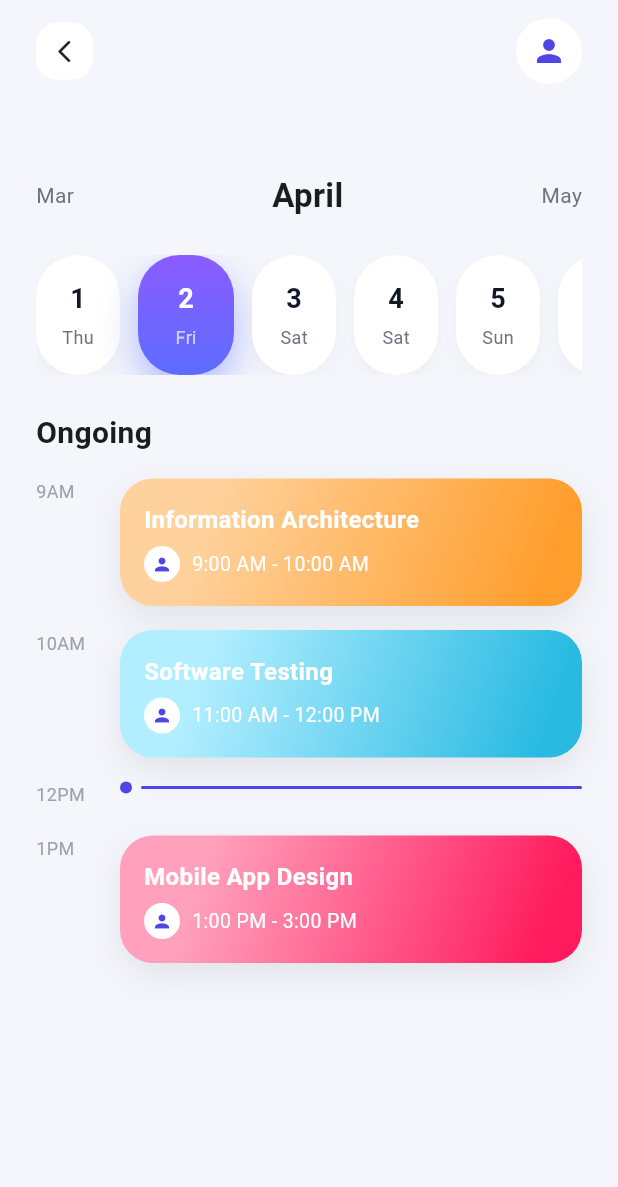
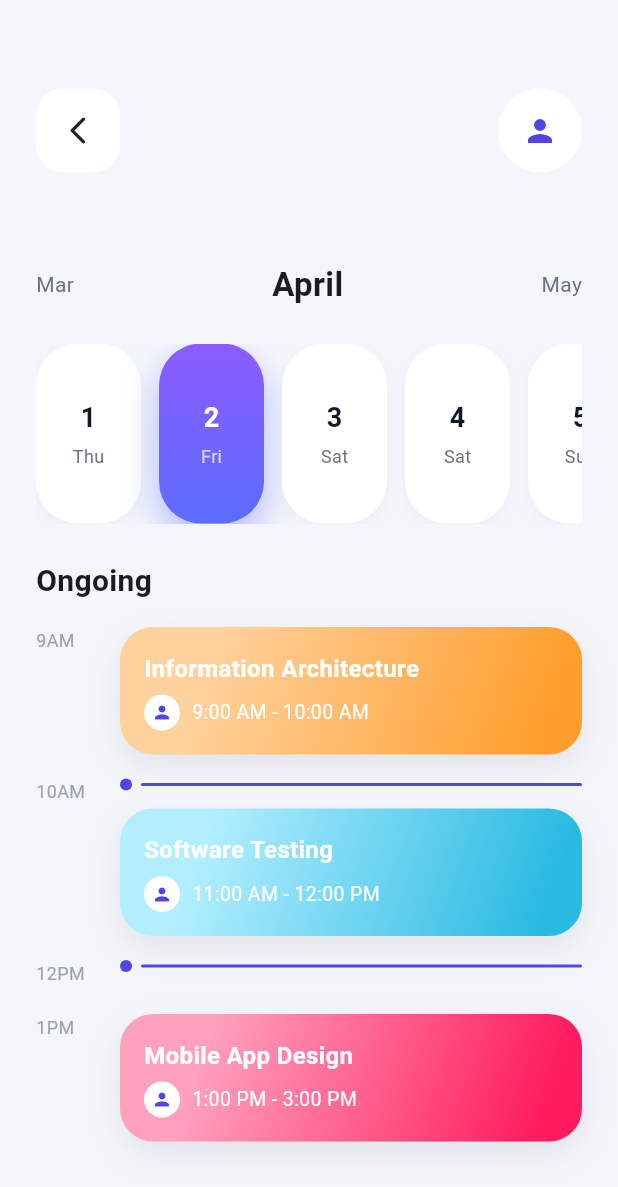
Before and after one commit to TrulyGoner/Fit, a Flutter app: the CalendarScreen screen opened directly with empty values, on a phone screen of 412 x 824 dp. Shown: the top 1187 px of the screen. Run offline on Flutter 3.47's test engine with Material 3 defaults, Android fonts, the phone set to English and light mode, and no system bars.

Commit message:
fix layout

```diff
--- a/lib/main.dart
+++ b/lib/main.dart
@@ -456,11 +456,11 @@ class DashboardScreen extends StatelessWidget {
         Row(
           children: [
             Container(
-              height: 40,
-              width: 40,
+              height: 56,
+              width: 56,
               decoration: BoxDecoration(
                 color: Colors.white,
-                borderRadius: BorderRadius.circular(14),
+                borderRadius: BorderRadius.circular(18),
                 boxShadow: [
                   BoxShadow(
                     color: Colors.black.withOpacity(0.05),
@@ -478,7 +478,7 @@ class DashboardScreen extends StatelessWidget {
             Stack(
               children: [
                 const CircleAvatar(
-                  radius: 22,
+                  radius: 28,
                   backgroundColor: Colors.white,
                   child: Icon(
                     Icons.person,
@@ -486,8 +486,8 @@ class DashboardScreen extends StatelessWidget {
                   ),
                 ),
                 Positioned(
-                  right: 2,
-                  top: 4,
+                  right: 6,
+                  top: 8,
                   child: Container(
                     height: 10,
                     width: 10,
@@ -734,28 +734,28 @@ class _CalendarScreenState extends State<CalendarScreen> {
           child: Column(
             crossAxisAlignment: CrossAxisAlignment.start,
             children: [
-              const SizedBox(height: 12),
+              const SizedBox(height: 59),
               Row(
                 mainAxisAlignment: MainAxisAlignment.spaceBetween,
                 children: [
                   GestureDetector(
                     onTap: widget.onBackToHome,
                     child: Container(
-                      height: 38,
-                      width: 38,
+                      height: 56,
+                      width: 56,
                       decoration: BoxDecoration(
                         color: Colors.white,
-                        borderRadius: BorderRadius.circular(14),
+                        borderRadius: BorderRadius.circular(18),
                       ),
                       child: const Icon(
                         Icons.arrow_back_ios_new_rounded,
-                        size: 18,
+                        size: 22,
                         color: Colors.black87,
                       ),
                     ),
                   ),
                   const CircleAvatar(
-                    radius: 22,
+                    radius: 28,
                     backgroundColor: Colors.white,
                     child: Icon(
                       Icons.person,
@@ -826,7 +826,7 @@ class _CalendarScreenState extends State<CalendarScreen> {
     ];
 
     return SizedBox(
-      height: 80,
+      height: 120,
       child: ListView.separated(
         scrollDirection: Axis.horizontal,
         itemCount: days.length,
@@ -842,8 +842,9 @@ class _CalendarScreenState extends State<CalendarScreen> {
             child: AnimatedContainer(
               duration: const Duration(milliseconds: 250),
               curve: Curves.easeOutQuad,
-              width: isActive ? 64 : 56,
-              padding: const EdgeInsets.symmetric(vertical: 10),
+              width: 70,
+              height: 120,
+              padding: const EdgeInsets.symmetric(vertical: 14),
               decoration: BoxDecoration(
                 borderRadius: BorderRadius.circular(28),
                 gradient: isActive
@@ -919,6 +920,7 @@ class _CalendarScreenState extends State<CalendarScreen> {
         ),
         _TimelineItem(
           timeLabel: '10AM',
+          showDivider: true,
           card: _OngoingCard(
             title: 'Software Testing',
             time: '11:00 AM - 12:00 PM',
```
